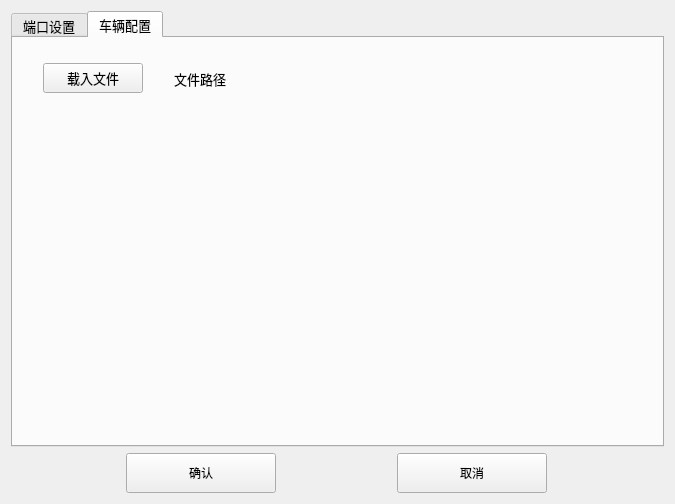
SimonLeeCHN/RailTranser-Studio, file SimpleActionPlayer/settingdialog.ui: the form before one commit.
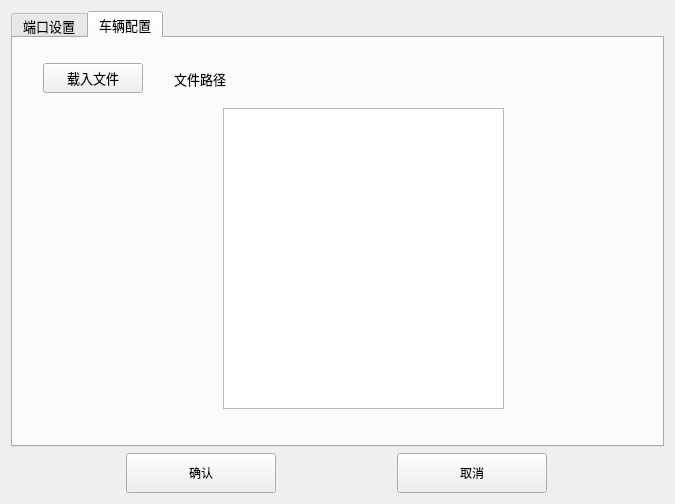
The form after the commit. Icons and pictures are not drawn.

Commit message: settingdialog.cpp中添加tableview并载入载体车配置文件，已加入delegate

```diff
--- a/SimpleActionPlayer/settingdialog.ui
+++ b/SimpleActionPlayer/settingdialog.ui
@@ -1356,6 +1356,24 @@
         </item>
        </layout>
       </widget>
+      <widget class="QTableView" name="TV_CarrierConfig">
+       <property name="geometry">
+        <rect>
+         <x>210</x>
+         <y>70</y>
+         <width>281</width>
+         <height>301</height>
+        </rect>
+       </property>
+       <property name="font">
+        <font>
+         <pointsize>14</pointsize>
+        </font>
+       </property>
+       <property name="editTriggers">
+        <set>QAbstractItemView::DoubleClicked</set>
+       </property>
+      </widget>
      </widget>
     </widget>
    </item>
```
The commit also changes 6 other files.
